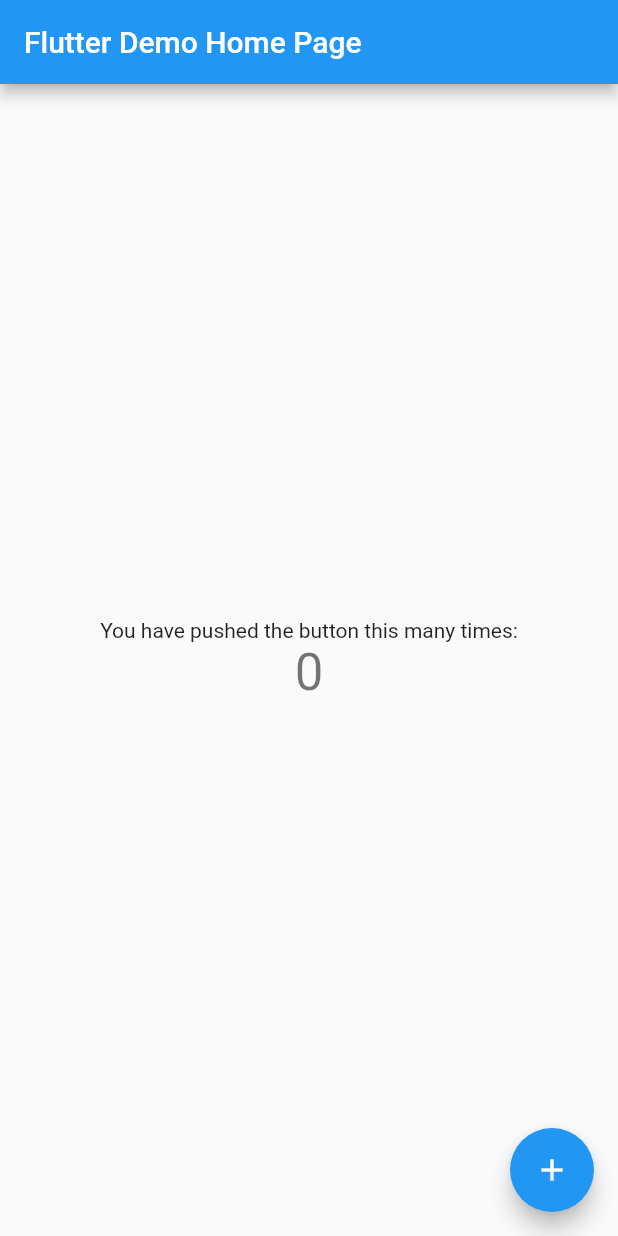
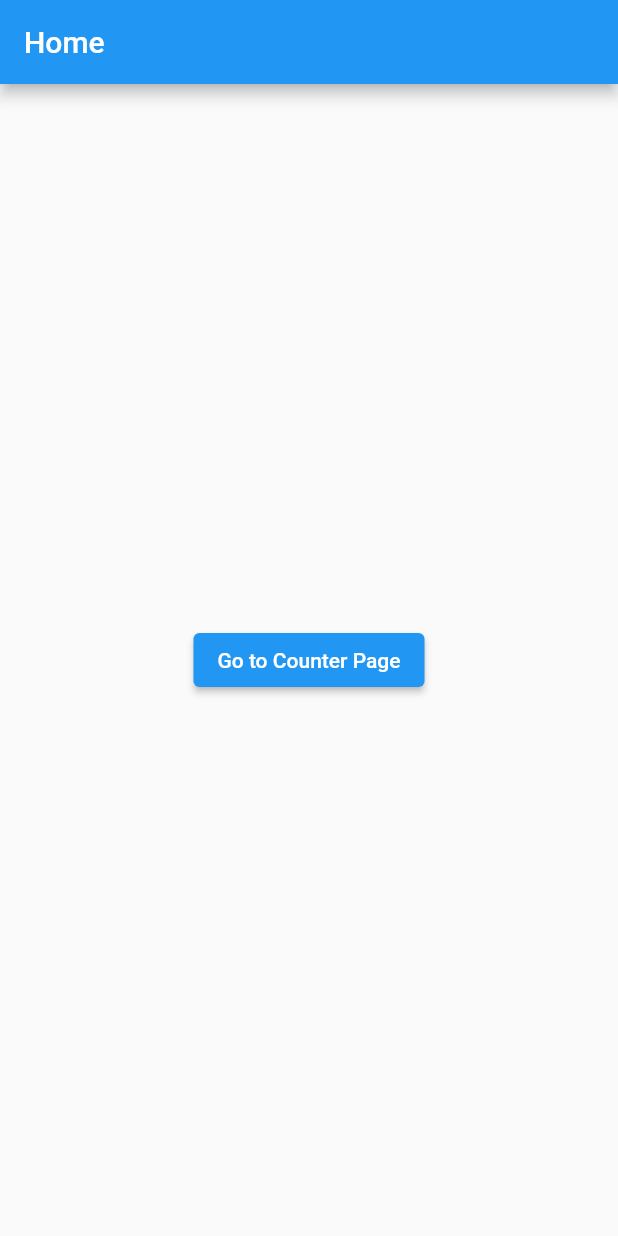
Before and after one commit to Codzify/flutter_counter_app_with_riverpod, a Flutter app: the screen it shows after launch, on a phone screen of 412 x 824 dp. Run offline on Flutter 3.47's test engine with Material 2 defaults, Android fonts, the phone set to English and light mode, and no system bars; our stand-ins replace flutter_riverpod.

Commit message:
implemented the UI for the app

```diff
--- /dev/null
+++ b/lib/home_page.dart
@@ -0,0 +1,27 @@
+import 'package:flutter/material.dart';
+import 'package:flutter_counter_app_with_riverpod/counter_page.dart';
+
+class HomePage extends StatelessWidget {
+  const HomePage({Key? key}) : super(key: key);
+
+  @override
+  Widget build(BuildContext context) {
+    return Scaffold(
+      appBar: AppBar(
+        title: const Text('Home'),
+      ),
+      body: Center(
+        child: ElevatedButton(
+          child: const Text('Go to Counter Page'),
+          onPressed: () {
+            Navigator.of(context).push(
+              MaterialPageRoute(
+                builder: ((context) => const CounterPage()),
+              ),
+            );
+          },
+        ),
+      ),
+    );
+  }
+}
--- a/lib/main.dart
+++ b/lib/main.dart
@@ -1,7 +1,16 @@
 import 'package:flutter/material.dart';
+import 'package:flutter_counter_app_with_riverpod/home_page.dart';
+import 'package:flutter_riverpod/flutter_riverpod.dart';
 
 void main() {
-  runApp(const MyApp());
+  runApp(
+    // For widgets to be able to read providers, we need to wrap the entire
+    // application in a "ProviderScope" widget.
+    // This is where the state of our providers will be stored.
+    const ProviderScope(
+      child: MyApp(),
+    ),
+  );
 }
 
 class MyApp extends StatelessWidget {
@@ -10,58 +19,11 @@
   @override
   Widget build(BuildContext context) {
     return MaterialApp(
-      title: 'Flutter Demo',
+      title: 'Counter App',
       theme: ThemeData(
         primarySwatch: Colors.blue,
       ),
-      home: const MyHomePage(title: 'Flutter Demo Home Page'),
+      home: const HomePage(),
     );
   }
 }
-
-class MyHomePage extends StatefulWidget {
-  const MyHomePage({super.key, required this.title});
-
-  final String title;
-
-  @override
-  State<MyHomePage> createState() => _MyHomePageState();
-}
-
-class _MyHomePageState extends State<MyHomePage> {
-  int _counter = 0;
-
-  void _incrementCounter() {
-    setState(() {
-      _counter++;
-    });
-  }
-
-  @override
-  Widget build(BuildContext context) {
-    return Scaffold(
-      appBar: AppBar(
-        title: Text(widget.title),
-      ),
-      body: Center(
-        child: Column(
-          mainAxisAlignment: MainAxisAlignment.center,
-          children: <Widget>[
-            const Text(
-              'You have pushed the button this many times:',
-            ),
-            Text(
-              '$_counter',
-              style: Theme.of(context).textTheme.headlineMedium,
-            ),
-          ],
-        ),
-      ),
-      floatingActionButton: FloatingActionButton(
-        onPressed: _incrementCounter,
-        tooltip: 'Increment',
-        child: const Icon(Icons.add),
-      ),
-    );
-  }
-}
--- a/pubspec.yaml
+++ b/pubspec.yaml
@@ -13,7 +13,7 @@
     sdk: flutter
 
   cupertino_icons: ^1.0.2
-  riverpod: ^2.1.1
+  flutter_riverpod: ^2.0.2
 
 dev_dependencies:
   flutter_test:
```
Also changed, not shown: lib/counter_page.dart (added, +24 -0 lines), pubspec.lock.
